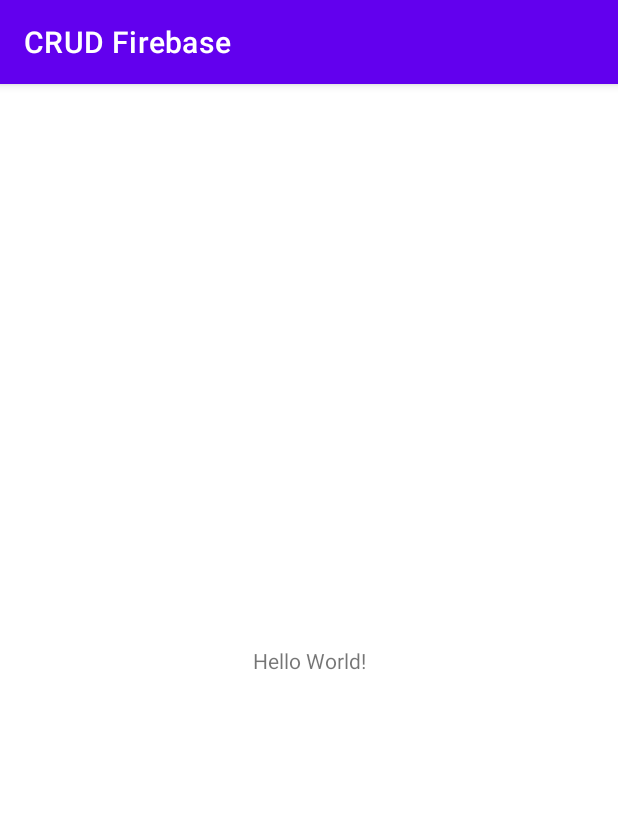
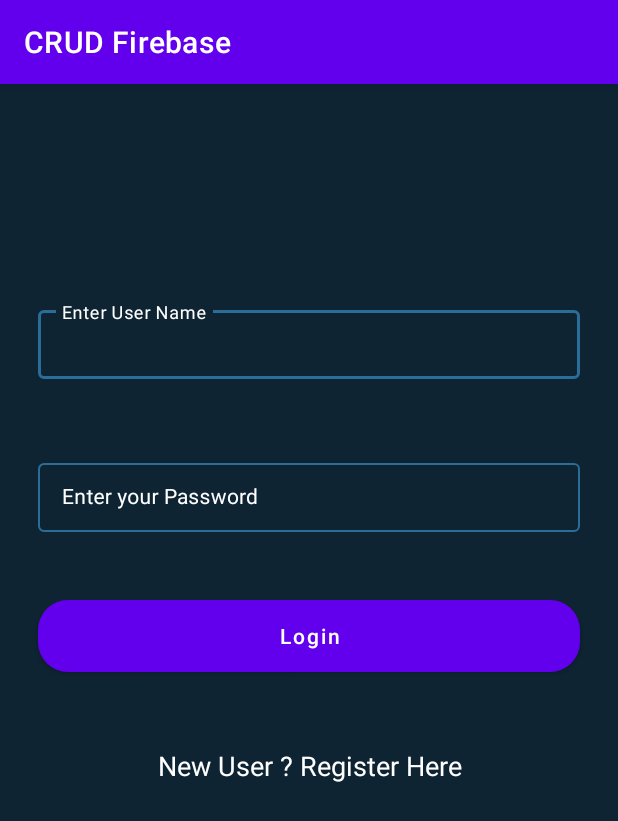
Before and after one commit to mukeshkumar7470/CRUD-Firebase, an Android app: the screen it shows after launch (MainActivity before the commit, LoginActivity after it), on a phone screen of 412 x 824 dp. Shown: the top 821 px of the screen. Run offline under Robolectric (Android 15) with nearby library versions, the phone set to English and light mode, and no system bars; our stand-ins replace Firebase (no records; nobody signed in at launch, a user with empty details on screens opened directly).

Commit message:
User Login And Register Done

```diff
--- a/app/build.gradle
+++ b/app/build.gradle
@@ -1,5 +1,6 @@
 plugins {
     id 'com.android.application'
+    id 'com.google.gms.google-services'
 }
 
 android {
@@ -41,7 +42,8 @@
     implementation 'com.google.firebase:firebase-database:20.0.3'
     implementation platform('com.google.firebase:firebase-bom:28.2.1')
     // dependency for firebase authentication.
-    implementation 'com.google.firebase:firebase-auth'
+    implementation 'com.google.firebase:firebase-auth:21.0.1'
+
 
     testImplementation 'junit:junit:4.13.2'
     androidTestImplementation 'androidx.test.ext:junit:1.1.3'
--- /dev/null
+++ b/app/src/main/java/com/mukeshkpdeveloper/crudfirebase/LoginActivity.java
@@ -0,0 +1,106 @@
+package com.mukeshkpdeveloper.crudfirebase;
+
+import android.content.Intent;
+import android.os.Bundle;
+import android.text.TextUtils;
+import android.view.View;
+import android.widget.Button;
+import android.widget.ProgressBar;
+import android.widget.TextView;
+import android.widget.Toast;
+
+import androidx.annotation.NonNull;
+import androidx.appcompat.app.AppCompatActivity;
+
+import com.google.android.gms.tasks.OnCompleteListener;
+import com.google.android.gms.tasks.Task;
+import com.google.android.material.textfield.TextInputEditText;
+import com.google.firebase.auth.AuthResult;
+import com.google.firebase.auth.FirebaseAuth;
+import com.google.firebase.auth.FirebaseUser;
+
+public class LoginActivity extends AppCompatActivity {
+    // creating variable for edit text, textview,
+    // button, progress bar and firebase auth.
+    private TextInputEditText userNameEdt, passwordEdt;
+    private Button loginBtn;
+    private TextView newUserTV;
+    private FirebaseAuth mAuth;
+    private ProgressBar loadingPB;
+
+    @Override
+    protected void onCreate(Bundle savedInstanceState) {
+        super.onCreate(savedInstanceState);
+        setContentView(R.layout.activity_login);
+
+        // initializing all our variables.
+       // FirebaseApp.initializeApp(this);
+        userNameEdt = findViewById(R.id.idEdtUserName);
+        passwordEdt = findViewById(R.id.idEdtPassword);
+        loginBtn = findViewById(R.id.idBtnLogin);
+        newUserTV = findViewById(R.id.idTVNewUser);
+        mAuth = FirebaseAuth.getInstance();
+        loadingPB = findViewById(R.id.idPBLoading);
+        // adding click listener for our new user tv.
+        newUserTV.setOnClickListener(new View.OnClickListener() {
+            @Override
+            public void onClick(View v) {
+                // on below line opening a login activity.
+                Intent i = new Intent(LoginActivity.this, RegisterActivity.class);
+                startActivity(i);
+            }
+        });
+
+        // adding on click listener for our login button.
+        loginBtn.setOnClickListener(new View.OnClickListener() {
+            @Override
+            public void onClick(View v) {
+                // hiding our progress bar.
+                loadingPB.setVisibility(View.VISIBLE);
+                // getting data from our edit text on below line.
+                String email = userNameEdt.getText().toString();
+                String password = passwordEdt.getText().toString();
+                // on below line validating the text input.
+                if (TextUtils.isEmpty(email) && TextUtils.isEmpty(password)) {
+                    Toast.makeText(LoginActivity.this, "Please enter your credentials..", Toast.LENGTH_SHORT).show();
+                    return;
+                }
+                // on below line we are calling a sign in method and passing email and password to it.
+                mAuth.signInWithEmailAndPassword(email, password).addOnCompleteListener(new OnCompleteListener<AuthResult>() {
+                    @Override
+                    public void onComplete(@NonNull Task<AuthResult> task) {
+                        // on below line we are checking if the task is success or not.
+                        if (task.isSuccessful()) {
+                            // on below line we are hiding our progress bar.
+                            loadingPB.setVisibility(View.GONE);
+                            Toast.makeText(LoginActivity.this, "Login Successful..", Toast.LENGTH_SHORT).show();
+                            // on below line we are opening our mainactivity.
+                            Intent i = new Intent(LoginActivity.this, MainActivity.class);
+                            startActivity(i);
+                            finish();
+                        } else {
+                            // hiding our progress bar and displaying a toast message.
+                            loadingPB.setVisibility(View.GONE);
+                            Toast.makeText(LoginActivity.this, "Please enter valid user credentials..", Toast.LENGTH_SHORT).show();
+                        }
+                    }
+                });
+            }
+        });
+    }
+
+    @Override
+    protected void onRestart() {
+        super.onRestart();
+        // in on start method checking if
+        // the user is already sign in.
+        FirebaseUser user = mAuth.getCurrentUser();
+        if (user != null) {
+            // if the user is not null then we are
+            // opening a main activity on below line.
+            Intent i = new Intent(LoginActivity.this, MainActivity.class);
+            startActivity(i);
+            this.finish();
+        }
+    }
+}
--- /dev/null
+++ b/app/src/main/res/drawable/button_back.xml
@@ -0,0 +1,9 @@
+<?xml version="1.0" encoding="utf-8"?>
+<shape xmlns:android="http://schemas.android.com/apk/res/android"
+    android:shape="rectangle">
+    <!--for specifying corner radius-->
+    <corners android:radius="20dp" />
+    <!-- for specifying solid color-->
+    <solid android:color="@color/black_shade_1" />
+
+</shape>
--- /dev/null
+++ b/app/src/main/res/drawable/progress_back.xml
@@ -0,0 +1,31 @@
+<?xml version="1.0" encoding="utf-8"?>
+<rotate xmlns:android="http://schemas.android.com/apk/res/android"
+    android:fromDegrees="0"
+    android:pivotX="50%"
+    android:pivotY="50%"
+    android:toDegrees="360">
+
+    <!--shape tag is used to
+        build a shape in XML-->
+    <shape
+        android:innerRadiusRatio="3"
+        android:shape="ring"
+        android:thicknessRatio="8"
+        android:useLevel="false">
+
+        <!--set the size of the shape-->
+        <size
+            android:width="76dip"
+            android:height="76dip" />
+
+        <!--set the color gradients
+            of the shape-->
+        <gradient
+            android:angle="0"
+            android:endColor="#00ffffff"
+            android:startColor="@color/purple_200"
+            android:type="sweep"
+            android:useLevel="false" />
+    </shape>
+
+</rotate>
--- /dev/null
+++ b/app/src/main/res/layout/activity_login.xml
@@ -0,0 +1,105 @@
+<?xml version="1.0" encoding="utf-8"?>
+<RelativeLayout
+    xmlns:android="http://schemas.android.com/apk/res/android"
+    xmlns:app="http://schemas.android.com/apk/res-auto"
+    xmlns:tools="http://schemas.android.com/tools"
+    android:layout_width="match_parent"
+    android:layout_height="match_parent"
+    android:background="@color/black_shade_1"
+    tools:context=".LoginActivity">
+
+    <!--edit text for user name-->
+    <com.google.android.material.textfield.TextInputLayout
+        android:id="@+id/idTILUserName"
+        style="@style/LoginTextInputLayoutStyle"
+        android:layout_width="match_parent"
+        android:layout_height="wrap_content"
+        android:layout_marginStart="20dp"
+        android:layout_marginTop="140dp"
+        android:layout_marginEnd="20dp"
+        android:hint="Enter User Name"
+        android:padding="5dp"
+        android:textColorHint="@color/white"
+        app:hintTextColor="@color/white">
+
+        <com.google.android.material.textfield.TextInputEditText
+            android:id="@+id/idEdtUserName"
+            android:layout_width="match_parent"
+            android:layout_height="match_parent"
+            android:ems="10"
+            android:importantForAutofill="no"
+            android:inputType="textEmailAddress"
+            android:textColor="@color/white"
+            android:textColorHint="@color/white"
+            android:textSize="14sp" />
+    </com.google.android.material.textfield.TextInputLayout>
+
+    <!--edit text for password-->
+    <com.google.android.material.textfield.TextInputLayout
+        android:id="@+id/idTILPassword"
+        style="@style/LoginTextInputLayoutStyle"
+        android:layout_width="match_parent"
+        android:layout_height="wrap_content"
+        android:layout_below="@id/idTILUserName"
+        android:layout_marginStart="20dp"
+        android:layout_marginTop="40dp"
+        android:layout_marginEnd="20dp"
+        android:hint="Enter your Password"
+        android:padding="5dp"
+        android:textColorHint="@color/white"
+        app:hintTextColor="@color/white">
+
+        <com.google.android.material.textfield.TextInputEditText
+            android:id="@+id/idEdtPassword"
+            android:layout_width="match_parent"
+            android:layout_height="match_parent"
+            android:ems="10"
+            android:importantForAutofill="no"
+            android:inputType="textPassword"
+            android:textColor="@color/white"
+            android:textColorHint="@color/white"
+            android:textSize="14sp" />
+    </com.google.android.material.textfield.TextInputLayout>
+
+    <!--button for login-->
+    <Button
+        android:id="@+id/idBtnLogin"
+        android:layout_width="match_parent"
+        android:layout_height="wrap_content"
+        android:layout_below="@id/idTILPassword"
+        android:layout_marginStart="25dp"
+        android:layout_marginTop="40dp"
+        android:layout_marginEnd="25dp"
+        android:background="@drawable/button_back"
+        android:text="Login"
+        android:textAllCaps="false"
+        />
+
+    <!--text view for creating a new account-->
+    <TextView
+        android:id="@+id/idTVNewUser"
+        android:layout_width="match_parent"
+        android:layout_height="wrap_content"
+        android:layout_below="@id/idBtnLogin"
+        android:layout_marginTop="40dp"
+        android:gravity="center"
+        android:padding="10dp"
+        android:text="New User ? Register Here"
+        android:textAlignment="center"
+        android:textAllCaps="false"
+        android:textColor="@color/white"
+        android:textSize="18sp" />
+
+    <!--progress-bar for loading indicator-->
+    <ProgressBar
+        android:id="@+id/idPBLoading"
+        android:layout_width="wrap_content"
+        android:layout_height="wrap_content"
+        android:layout_below="@id/idTVNewUser"
+        android:layout_centerHorizontal="true"
+        android:layout_marginTop="10dp"
+        android:indeterminate="true"
+        android:indeterminateDrawable="@drawable/progress_back"
+        android:visibility="gone" />
+
+</RelativeLayout>
--- a/app/src/main/res/values-night/themes.xml
+++ b/app/src/main/res/values-night/themes.xml
@@ -13,4 +13,25 @@
         <item name="android:statusBarColor" tools:targetApi="l">?attr/colorPrimaryVariant</item>
         <!-- Customize your theme here. -->
     </style>
+    <style name="AppBottomSheetDialogTheme" parent="Theme.Design.Light.BottomSheetDialog">
+        <item name="bottomSheetStyle">@style/AppModalStyle</item>
+    </style>
+
+    <style name="BottomSheetDialogTheme" parent="Theme.Design.Light.BottomSheetDialog">
+        <item name="bottomSheetStyle">@style/BottomSheetStyle</item>
+    </style>
+
+    <style name="BottomSheetStyle" parent="Widget.Design.BottomSheet.Modal">
+        <item name="android:background">@android:color/transparent</item>
+    </style>
+
+    <style name="AppModalStyle" parent="Widget.Design.BottomSheet.Modal">
+        <item name="android:background">@drawable/rounded_drawable</item>
+    </style>
+
+    <style name="LoginTextInputLayoutStyle" parent="Widget.MaterialComponents.TextInputLayout.OutlinedBox.Dense">
+        <item name="boxStrokeColor">#296D98</item>
+        <item name="boxStrokeWidth">1dp</item>
+    </style>
+
 </resources>
--- a/app/src/main/res/values/themes.xml
+++ b/app/src/main/res/values/themes.xml
@@ -13,4 +13,25 @@
         <item name="android:statusBarColor" tools:targetApi="l">?attr/colorPrimaryVariant</item>
         <!-- Customize your theme here. -->
     </style>
+
+    <style name="AppBottomSheetDialogTheme" parent="Theme.Design.Light.BottomSheetDialog">
+        <item name="bottomSheetStyle">@style/AppModalStyle</item>
+    </style>
+
+    <style name="BottomSheetDialogTheme" parent="Theme.Design.Light.BottomSheetDialog">
+        <item name="bottomSheetStyle">@style/BottomSheetStyle</item>
+    </style>
+
+    <style name="BottomSheetStyle" parent="Widget.Design.BottomSheet.Modal">
+        <item name="android:background">@android:color/transparent</item>
+    </style>
+
+    <style name="AppModalStyle" parent="Widget.Design.BottomSheet.Modal">
+        <item name="android:background">@drawable/rounded_drawable</item>
+    </style>
+
+    <style name="LoginTextInputLayoutStyle" parent="Widget.MaterialComponents.TextInputLayout.OutlinedBox.Dense">
+        <item name="boxStrokeColor">#296D98</item>
+        <item name="boxStrokeWidth">1dp</item>
+    </style>
 </resources>
--- a/build.gradle
+++ b/build.gradle
@@ -1,4 +1,8 @@
-// Top-level build file where you can add configuration options common to all sub-projects/modules.
+buildscript {
+    dependencies {
+        classpath 'com.google.gms:google-services:4.3.10'
+    }
+}// Top-level build file where you can add configuration options common to all sub-projects/modules.
 plugins {
     id 'com.android.application' version '7.1.2' apply false
     id 'com.android.library' version '7.1.2' apply false
```
Also changed, not shown: app/src/main/AndroidManifest.xml (+14 -2 lines), app/src/main/java/com/mukeshkpdeveloper/crudfirebase/RegisterActivity.java (added, +98 -0 lines), app/src/main/res/drawable/ic_add.xml (added, +10 -0 lines), app/src/main/res/drawable/ic_delete.xml (added, +10 -0 lines), app/src/main/res/drawable/ic_edit.xml (added, +10 -0 lines), app/src/main/res/drawable/ic_logout.xml (added, +11 -0 lines), app/src/main/res/drawable/rounded_drawable.xml (added, +7 -0 lines), app/src/main/res/layout/activity_register.xml (added, +131 -0 lines), app/src/main/res/values/colors.xml (+14 -1 lines).
